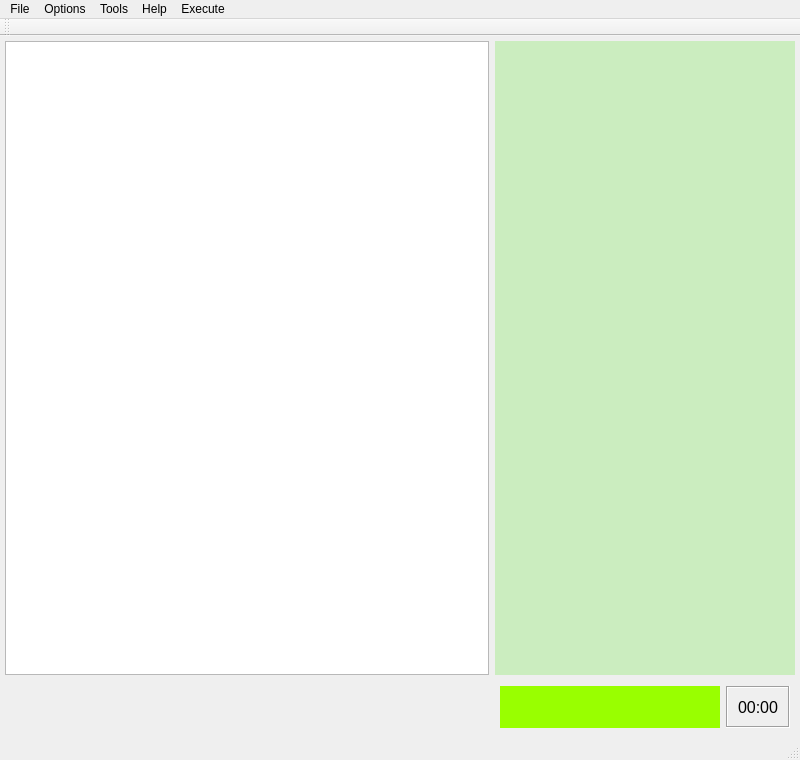
Qt form mainwindow.ui (cuby-tec/mitoPrinter) before a commit.
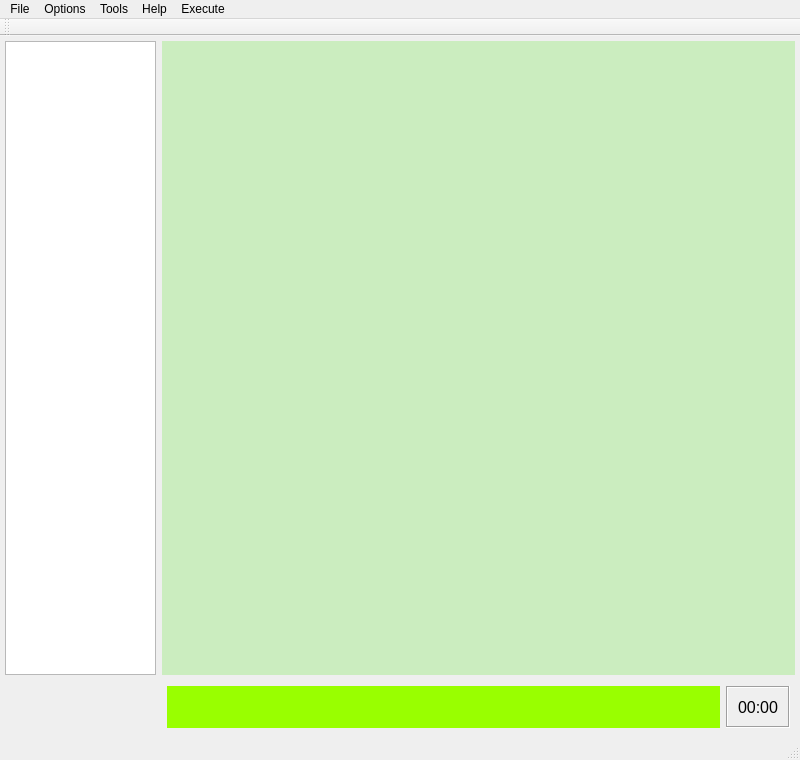
The same form after that commit. Icons and pictures are not drawn. Custom widgets are drawn as their Qt base class.

```diff
--- a/mainwindow.ui
+++ b/mainwindow.ui
@@ -38,7 +38,7 @@
      <widget class="QWidget" name="rightWidget" native="true">
       <property name="minimumSize">
        <size>
-        <width>300</width>
+        <width>633</width>
         <height>300</height>
        </size>
       </property>
```
Left out of the diff: 6 changed lines with no effect on the pictures.
